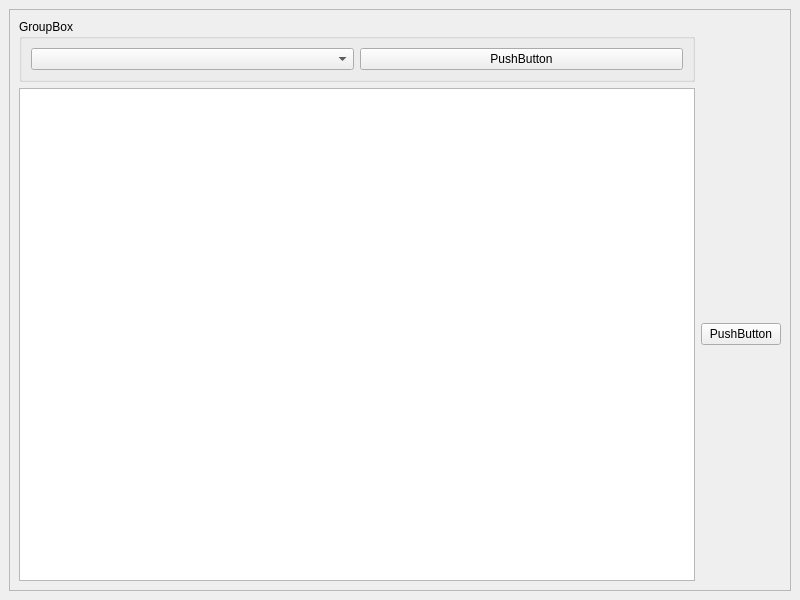
Old version of the form UI/test.ui in the repository KimByungSu1/pythonProject.
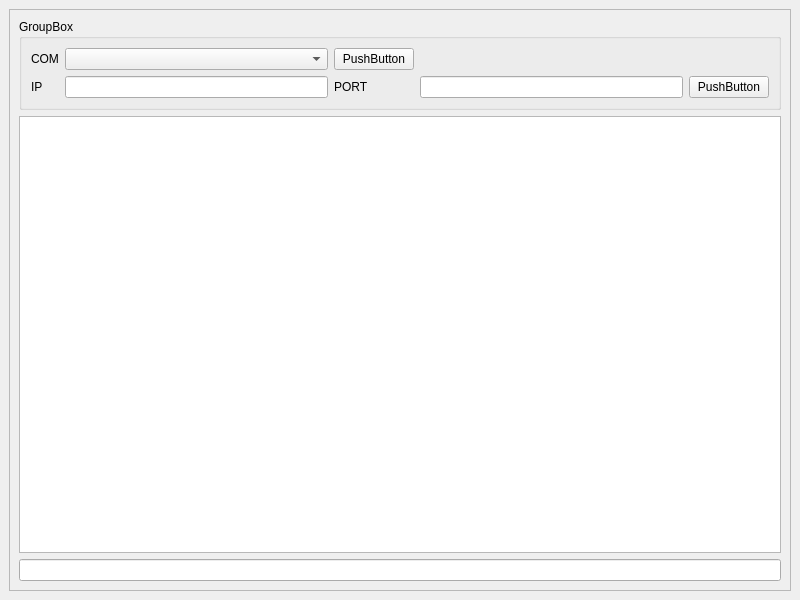
New version of the form.

What changed in the file:
```diff
--- a/UI/test.ui
+++ b/UI/test.ui
@@ -24,35 +24,65 @@
        <enum>QFrame::Raised</enum>
       </property>
       <layout class="QGridLayout" name="gridLayout">
+       <item row="2" column="0">
+        <widget class="QTextEdit" name="textEdit"/>
+       </item>
+       <item row="3" column="0">
+        <widget class="QLineEdit" name="le_txCommand"/>
+       </item>
        <item row="0" column="0">
         <widget class="QGroupBox" name="groupBox">
          <property name="title">
           <string>GroupBox</string>
          </property>
          <layout class="QGridLayout" name="gridLayout_2">
-          <item row="0" column="0">
-           <widget class="QComboBox" name="comboBox"/>
+          <item row="1" column="2">
+           <widget class="QLabel" name="label_2">
+            <property name="text">
+             <string>PORT</string>
+            </property>
+           </widget>
+          </item>
+          <item row="1" column="3">
+           <widget class="QLineEdit" name="le_PORT"/>
+          </item>
+          <item row="1" column="0">
+           <widget class="QLabel" name="label">
+            <property name="text">
+             <string>IP</string>
+            </property>
+           </widget>
           </item>
           <item row="0" column="1">
-           <widget class="QPushButton" name="pushButton_2">
+           <widget class="QComboBox" name="cb_PORT"/>
+          </item>
+          <item row="0" column="2">
+           <widget class="QPushButton" name="pb_Open">
             <property name="text">
              <string>PushButton</string>
             </property>
            </widget>
           </item>
+          <item row="1" column="1">
+           <widget class="QLineEdit" name="le_IP"/>
+          </item>
+          <item row="1" column="4">
+           <widget class="QPushButton" name="pb_Connect">
+            <property name="text">
+             <string>PushButton</string>
+            </property>
+           </widget>
+          </item>
+          <item row="0" column="0">
+           <widget class="QLabel" name="label_3">
+            <property name="text">
+             <string>COM</string>
+            </property>
+           </widget>
+          </item>
          </layout>
         </widget>
        </item>
-       <item row="2" column="0">
-        <widget class="QTextEdit" name="textEdit"/>
-       </item>
-       <item row="2" column="1">
-        <widget class="QPushButton" name="pushButton">
-         <property name="text">
-          <string>PushButton</string>
-         </property>
-        </widget>
-       </item>
       </layout>
      </widget>
     </item>
```
